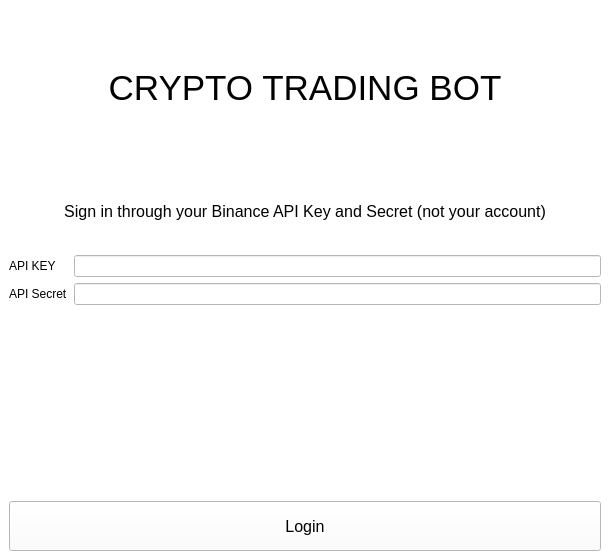
Before: the Qt Designer form freqtrade/GUI/login.ui in Sypers/SeniorProject, drawn with Qt 5.
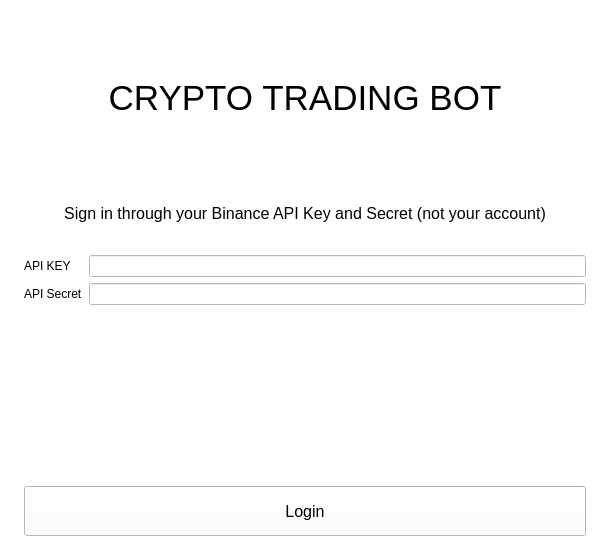
After: the same form once the commit is applied.

Patch:
```diff
--- a/freqtrade/GUI/login.ui
+++ b/freqtrade/GUI/login.ui
@@ -20,6 +20,18 @@
    <layout class="QGridLayout" name="gridLayout">
     <item row="0" column="0">
      <layout class="QVBoxLayout" name="verticalLayout_2">
+      <property name="leftMargin">
+       <number>15</number>
+      </property>
+      <property name="topMargin">
+       <number>15</number>
+      </property>
+      <property name="rightMargin">
+       <number>15</number>
+      </property>
+      <property name="bottomMargin">
+       <number>15</number>
+      </property>
       <item>
        <widget class="QLabel" name="label_3">
         <property name="layoutDirection">
```
